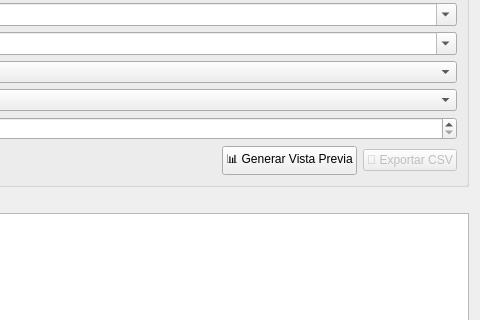
Above: src/components/reportes/reportes.ui from dejovi2305/gestion_facturas before the change; both pictures show x 320 to 800 and y 100 to 420 of the 800 by 600 pixel window. Below: the same form after it.
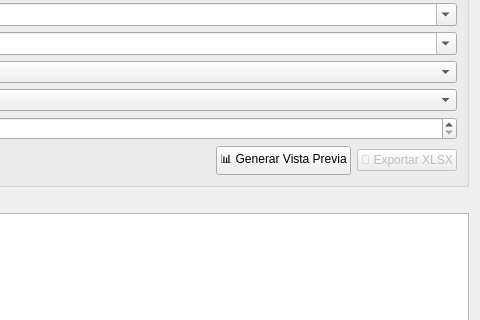
That is the form after the change.

The edit to the form file:
```diff
--- a/src/components/reportes/reportes.ui
+++ b/src/components/reportes/reportes.ui
@@ -248,7 +248,7 @@
         <item>
          <widget class="QPushButton" name="btn_exportar">
           <property name="text">
-           <string>💾 Exportar CSV</string>
+     <string>💾 Exportar XLSX</string>
           </property>
           <property name="enabled">
            <bool>false</bool>
```
Lines whose indentation alone changed are shown as unchanged.
